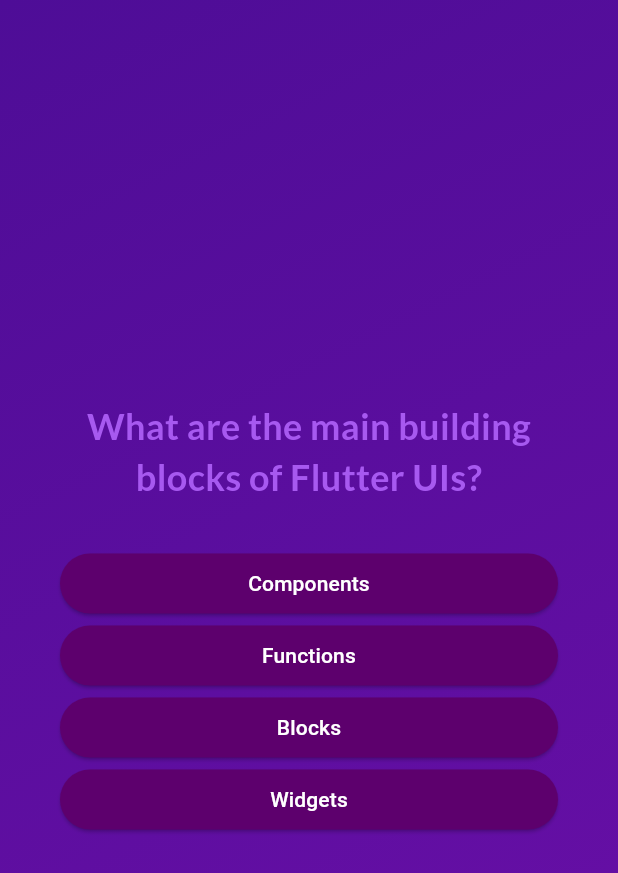
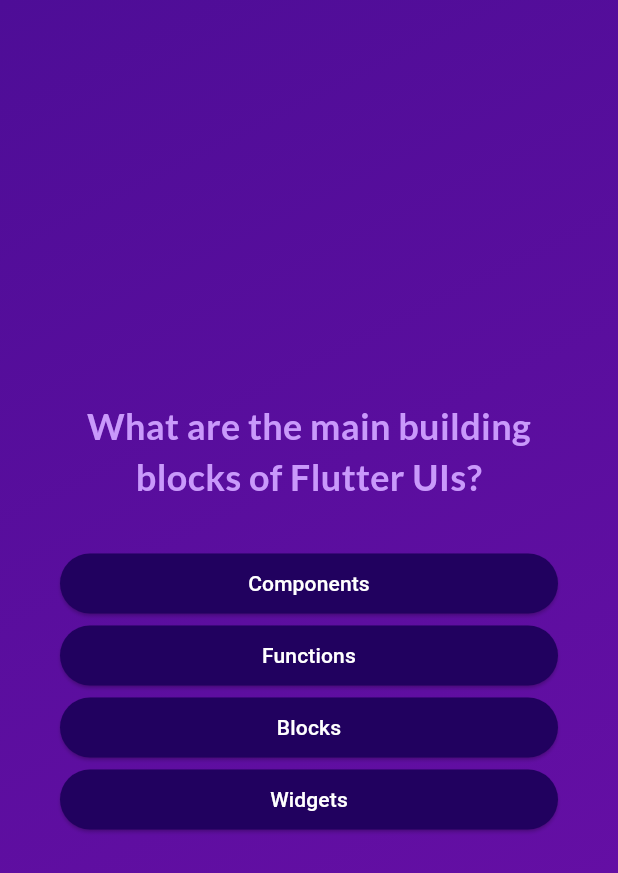
Before and after one commit to AhmetFaruk41/flutter, a Flutter app: the screen it shows after launch, after a tap on "Start Quiz", on a phone screen of 412 x 824 dp. Shown: the top 873 px of the screen. Run offline on Flutter 3.47's test engine with Material 3 defaults, Android fonts, the phone set to English and light mode, and no system bars; our stand-ins replace google_fonts.

Commit message:
Final of the Project

```diff
--- a/quiz_app/lib/answer_button.dart
+++ b/quiz_app/lib/answer_button.dart
@@ -1,10 +1,15 @@
 import 'package:flutter/material.dart';
 
 class AnswerButton extends StatelessWidget {
-  const AnswerButton(
-      {super.key, required this.answerText, required this.onTap});
+  const AnswerButton({
+    super.key,
+    required this.answerText,
+    required this.onTap,
+  });
+
   final String answerText;
   final void Function() onTap;
+
   @override
   Widget build(BuildContext context) {
     return ElevatedButton(
@@ -14,14 +19,16 @@ class AnswerButton extends StatelessWidget {
           vertical: 10,
           horizontal: 40,
         ),
-            backgroundColor: const Color.fromARGB(255, 93, 0, 109),
+        backgroundColor: const Color.fromARGB(255, 33, 1, 95),
         foregroundColor: Colors.white,
         shape: RoundedRectangleBorder(
           borderRadius: BorderRadius.circular(40),
-            )),
+        ),
+      ),
       child: Text(
         answerText,
         textAlign: TextAlign.center,
-        ));
+      ),
+    );
   }
 }
--- a/quiz_app/lib/questions_screen.dart
+++ b/quiz_app/lib/questions_screen.dart
@@ -1,7 +1,8 @@
 import 'package:flutter/material.dart';
+import 'package:google_fonts/google_fonts.dart';
+
 import 'package:quiz_app/answer_button.dart';
 import 'package:quiz_app/data/questions.dart';
-import 'package:google_fonts/google_fonts.dart';
 
 class QuestionsScreen extends StatefulWidget {
   const QuestionsScreen({
@@ -13,17 +14,19 @@ class QuestionsScreen extends StatefulWidget {
 
   @override
   State<QuestionsScreen> createState() {
-    return _QuestionScreenState();
+    return _QuestionsScreenState();
   }
 }
 
-class _QuestionScreenState extends State<QuestionsScreen> {
+class _QuestionsScreenState extends State<QuestionsScreen> {
   var currentQuestionIndex = 0;
 
   void answerQuestion(String selectedAnswer) {
     widget.onSelectAnswer(selectedAnswer);
+    // currentQuestionIndex = currentQuestionIndex + 1;
+    // currentQuestionIndex += 1;
     setState(() {
-      currentQuestionIndex++;
+      currentQuestionIndex++; // increments the value by 1
     });
   }
 
@@ -42,19 +45,21 @@ class _QuestionScreenState extends State<QuestionsScreen> {
             Text(
               currentQuestion.text,
               style: GoogleFonts.lato(
-                  color: Color.fromARGB(255, 167, 89, 240),
-                  fontSize: 24,
-                  fontWeight: FontWeight.bold),
+                color: const Color.fromARGB(255, 201, 153, 251),
+                fontSize: 24,
+                fontWeight: FontWeight.bold,
+              ),
               textAlign: TextAlign.center,
             ),
             const SizedBox(height: 30),
             ...currentQuestion.getShuffledAnswers().map((answer) {
               return AnswerButton(
-                  answerText: answer,
-                  onTap: () {
-                    answerQuestion(answer);
-                  });
-            }),
+                answerText: answer,
+                onTap: () {
+                  answerQuestion(answer);
+                },
+              );
+            })
           ],
         ),
       ),
--- a/quiz_app/lib/quiz.dart
+++ b/quiz_app/lib/quiz.dart
@@ -1,7 +1,8 @@
 import 'package:flutter/material.dart';
+
+import 'package:quiz_app/start_screen.dart';
+import 'package:quiz_app/questions_screen.dart';
 import 'package:quiz_app/data/questions.dart';
-import 'package:quiz_app/questions_screen.dart';
-import 'package:quiz_app/start_screen.dart';
 import 'package:quiz_app/result_screen.dart';
 
 class Quiz extends StatefulWidget {
@@ -19,7 +20,7 @@ class _QuizState extends State<Quiz> {
 
   void switchScreen() {
     setState(() {
-      activeScreen = 'question-screen';
+      activeScreen = 'questions-screen';
     });
   }
 
@@ -28,22 +29,32 @@ class _QuizState extends State<Quiz> {
 
     if (selectedAnswers.length == questions.length) {
       setState(() {
-        activeScreen = 'result-screen';
+        activeScreen = 'results-screen';
       });
     }
+  }
+
+  void restartQuiz() {
+    setState(() {
+      selectedAnswers = [];
+      activeScreen = 'questions-screen';
+    });
   }
 
   @override
   Widget build(context) {
     Widget screenWidget = StartScreen(switchScreen);
 
-    if (activeScreen == 'question-screen') {
-      screenWidget = QuestionsScreen(onSelectAnswer: chooseAnswer);
+    if (activeScreen == 'questions-screen') {
+      screenWidget = QuestionsScreen(
+        onSelectAnswer: chooseAnswer,
+      );
     }
 
-    if (activeScreen == 'result-screen') {
+    if (activeScreen == 'results-screen') {
       screenWidget = ResultsScreen(
         chosenAnswers: selectedAnswers,
+        onRestart: restartQuiz,
       );
     }
 
--- a/quiz_app/lib/start_screen.dart
+++ b/quiz_app/lib/start_screen.dart
@@ -3,6 +3,7 @@ import 'package:google_fonts/google_fonts.dart';
 
 class StartScreen extends StatelessWidget {
   const StartScreen(this.startQuiz, {super.key});
+
   final void Function() startQuiz;
 
   @override
```
Also changed, not shown: quiz_app/lib/questions_summary.dart (deleted, +0 -33 lines), quiz_app/lib/questions_summary/question_identifier.dart (added, +35 -0 lines), quiz_app/lib/questions_summary/questions_summary.dart (added, +25 -0 lines), quiz_app/lib/questions_summary/summary_item.dart (added, +58 -0 lines), quiz_app/lib/result_screen.dart (+41 -11 lines). Lines whose indentation alone changed are shown as unchanged.
